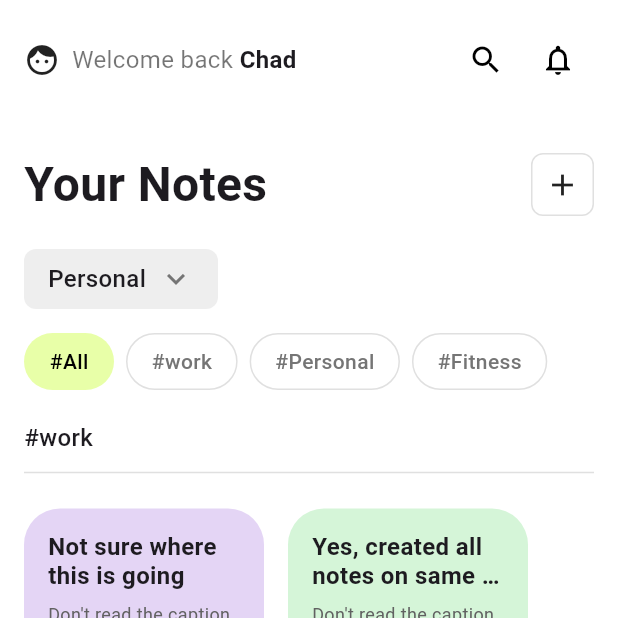
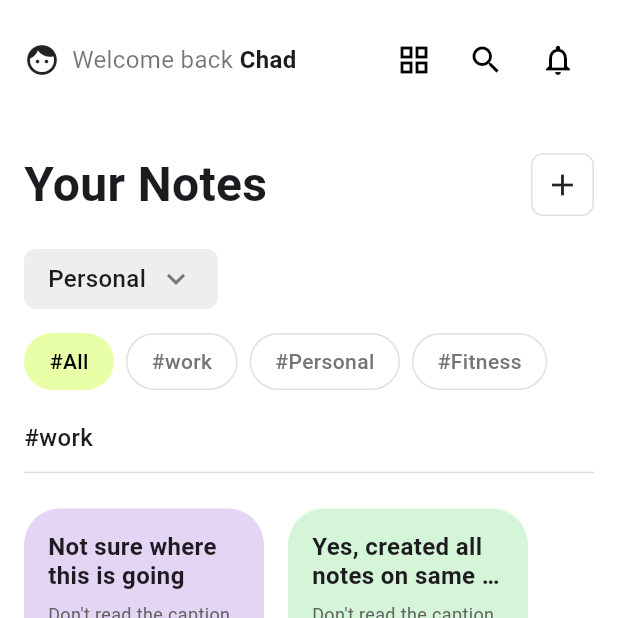
Before and after one commit to i-sifat/Luma, a Flutter app: the ListHome screen opened directly, on a phone screen of 412 x 824 dp, the top half of it. Run offline on Flutter 3.47's test engine with Material 3 defaults, Android fonts, the phone set to English and light mode, and no system bars; Roboto replaces fonts that are missing (Helvetica).

```diff
--- a/lib/screens/list_home.dart
+++ b/lib/screens/list_home.dart
@@ -1,5 +1,6 @@
 import 'package:flutter/material.dart';
 import 'package:luma/core/themes/app_theme.dart';
+import 'package:luma/screens/grid_home.dart';
 
 class ListHome extends StatelessWidget {
   const ListHome({super.key});
@@ -15,7 +16,7 @@ class ListHome extends StatelessWidget {
         child: Column(
           crossAxisAlignment: CrossAxisAlignment.start,
           children: [
-            _buildHeader(),
+            _buildHeader(context),
             const SizedBox(height: 20),
             _buildTitle(),
             const SizedBox(height: 20),
@@ -87,7 +88,7 @@ class ListHome extends StatelessWidget {
     );
   }
 
-  Widget _buildHeader() {
+  Widget _buildHeader(BuildContext context) {
     return Padding(
       padding: const EdgeInsets.all(16.0),
       child: Row(
@@ -109,6 +110,16 @@ class ListHome extends StatelessWidget {
             ),
           ),
           const Spacer(),
+          IconButton(
+            icon: const Icon(Icons.grid_view),
+            onPressed: () {
+              Navigator.pushReplacement(
+                context,
+                MaterialPageRoute(builder: (context) => const GridHomeScreen()),
+              );
+            },
+            tooltip: 'Switch to Grid View',
+          ),
           IconButton(
             icon: const Icon(Icons.search, size: 24),
             onPressed: () {},
```
